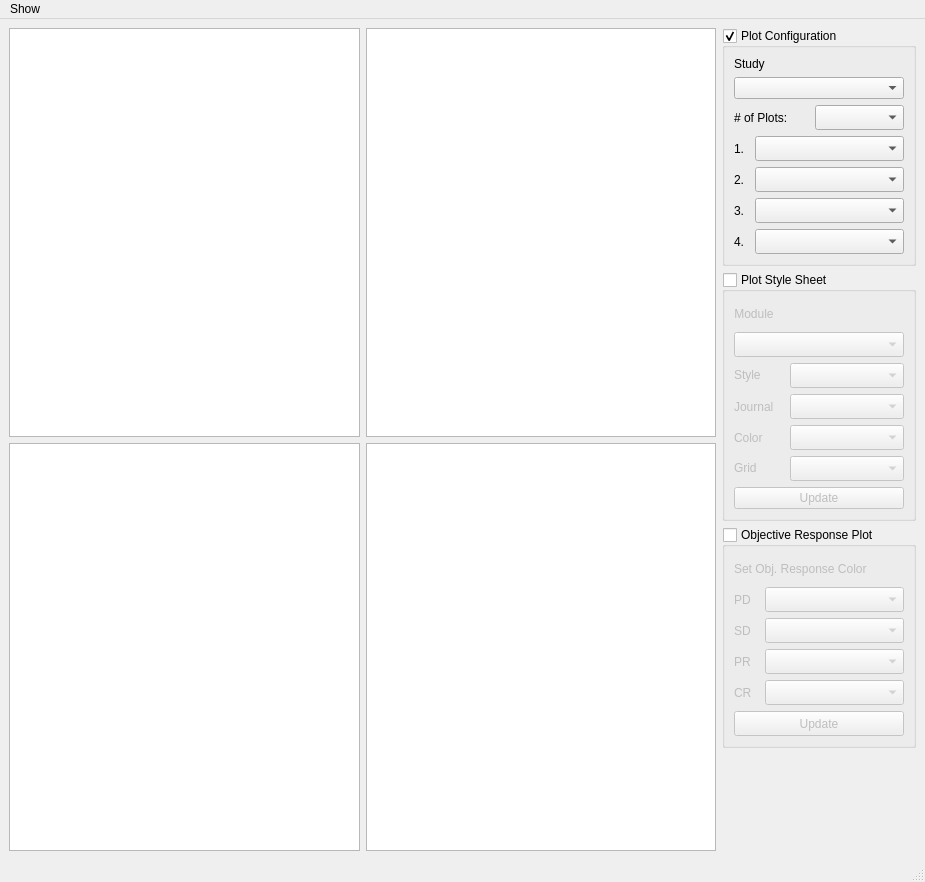
The window that TumorVolumeStudyView.ui (DennisDean/TumorVolumetrics) describes before a commit, drawn with Qt 5.
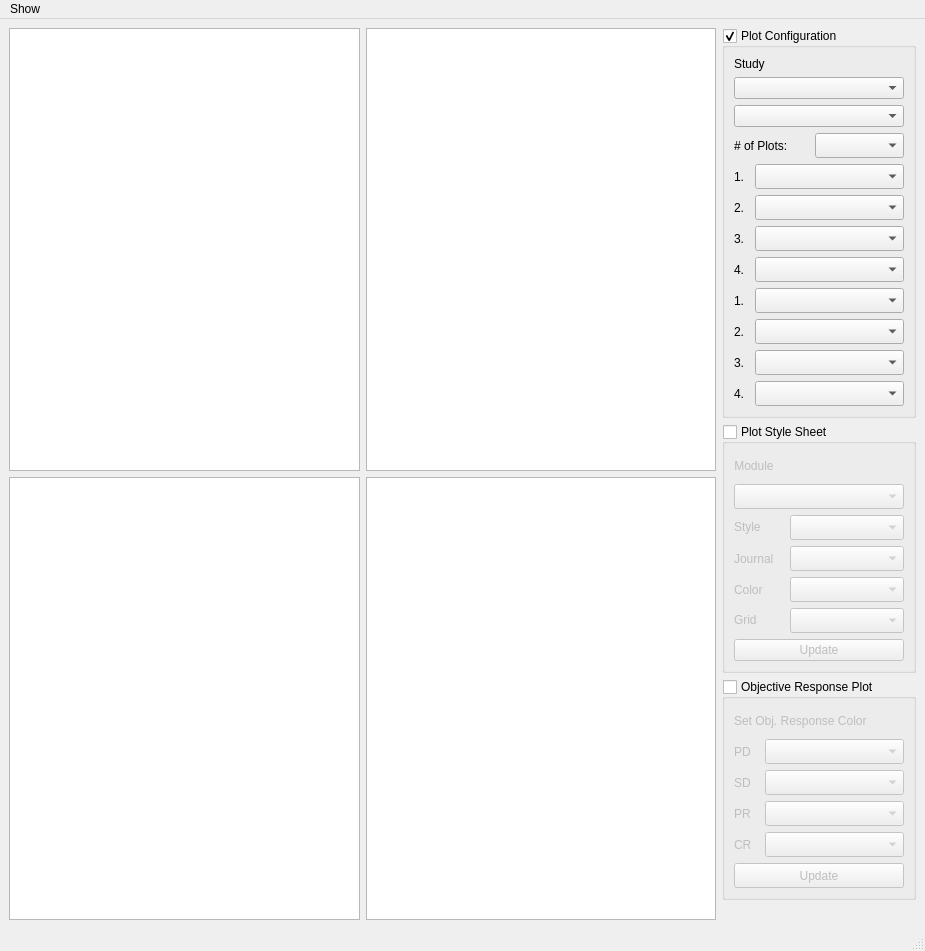
The same window after the commit.

Commit message: Updated tumor volume calss and study view class to call study class plotting function. Committing before updating each plot function to support gui development features.

The edit to the form file:
```diff
--- a/TumorVolumeStudyView.ui
+++ b/TumorVolumeStudyView.ui
@@ -7,7 +7,7 @@
     <x>0</x>
     <y>0</y>
     <width>925</width>
-    <height>882</height>
+    <height>907</height>
    </rect>
   </property>
   <property name="windowTitle">
@@ -100,6 +100,9 @@
                  </property>
                 </widget>
                </item>
+               <item>
+                <widget class="QComboBox" name="comboBox_configuration_study"/>
+               </item>
                <item>
                 <layout class="QHBoxLayout" name="horizontalLayout">
                  <property name="sizeConstraint">
@@ -328,6 +331,156 @@
                  </item>
                 </layout>
                </item>
+               <item>
+                <layout class="QHBoxLayout" name="horizontalLayout_15">
+                 <item>
+                  <widget class="QLabel" name="label_19">
+                   <property name="sizePolicy">
+                    <sizepolicy hsizetype="Fixed" vsizetype="Fixed">
+                     <horstretch>0</horstretch>
+                     <verstretch>0</verstretch>
+                    </sizepolicy>
+                   </property>
+                   <property name="minimumSize">
+                    <size>
+                     <width>15</width>
+                     <height>25</height>
+                    </size>
+                   </property>
+                   <property name="maximumSize">
+                    <size>
+                     <width>15</width>
+                     <height>25</height>
+                    </size>
+                   </property>
+                   <property name="text">
+                    <string>1.</string>
+                   </property>
+                  </widget>
+                 </item>
+                 <item>
+                  <widget class="QComboBox" name="comboBox_configuration_plot_upper_left_2">
+                   <property name="minimumSize">
+                    <size>
+                     <width>0</width>
+                     <height>25</height>
+                    </size>
+                   </property>
+                   <property name="maximumSize">
+                    <size>
+                     <width>16777215</width>
+                     <height>25</height>
+                    </size>
+                   </property>
+                  </widget>
+                 </item>
+                </layout>
+               </item>
+               <item>
+                <layout class="QHBoxLayout" name="horizontalLayout_16">
+                 <item>
+                  <widget class="QLabel" name="label_20">
+                   <property name="minimumSize">
+                    <size>
+                     <width>15</width>
+                     <height>25</height>
+                    </size>
+                   </property>
+                   <property name="maximumSize">
+                    <size>
+                     <width>15</width>
+                     <height>25</height>
+                    </size>
+                   </property>
+                   <property name="text">
+                    <string>2.</string>
+                   </property>
+                  </widget>
+                 </item>
+                 <item>
+                  <widget class="QComboBox" name="comboBox_configuration_plot_upper_right_2">
+                   <property name="minimumSize">
+                    <size>
+                     <width>0</width>
+                     <height>25</height>
+                    </size>
+                   </property>
+                   <property name="maximumSize">
+                    <size>
+                     <width>16777215</width>
+                     <height>25</height>
+                    </size>
+                   </property>
+                  </widget>
+                 </item>
+                </layout>
+               </item>
+               <item>
+                <layout class="QHBoxLayout" name="horizontalLayout_17">
+                 <item>
+                  <widget class="QLabel" name="label_21">
+                   <property name="maximumSize">
+                    <size>
+                     <width>15</width>
+                     <height>25</height>
+                    </size>
+                   </property>
+                   <property name="text">
+                    <string>3.</string>
+                   </property>
+                  </widget>
+                 </item>
+                 <item>
+                  <widget class="QComboBox" name="comboBox_configuration_plot_lower_left_2">
+                   <property name="minimumSize">
+                    <size>
+                     <width>0</width>
+                     <height>25</height>
+                    </size>
+                   </property>
+                   <property name="maximumSize">
+                    <size>
+                     <width>16777215</width>
+                     <height>25</height>
+                    </size>
+                   </property>
+                  </widget>
+                 </item>
+                </layout>
+               </item>
+               <item>
+                <layout class="QHBoxLayout" name="horizontalLayout_14">
+                 <item>
+                  <widget class="QLabel" name="label_18">
+                   <property name="minimumSize">
+                    <size>
+                     <width>15</width>
+                     <height>25</height>
+                    </size>
+                   </property>
+                   <property name="maximumSize">
+                    <size>
+                     <width>15</width>
+                     <height>25</height>
+                    </size>
+                   </property>
+                   <property name="text">
+                    <string>4.</string>
+                   </property>
+                  </widget>
+                 </item>
+                 <item>
+                  <widget class="QComboBox" name="comboBox_configuration_plot_lower_right_2">
+                   <property name="minimumSize">
+                    <size>
+                     <width>0</width>
+                     <height>25</height>
+                    </size>
+                   </property>
+                  </widget>
+                 </item>
+                </layout>
+               </item>
               </layout>
              </item>
             </layout>
```
Left out of the diff: 4 changed lines with no effect on the pictures. The commit also changes 3 other files.
